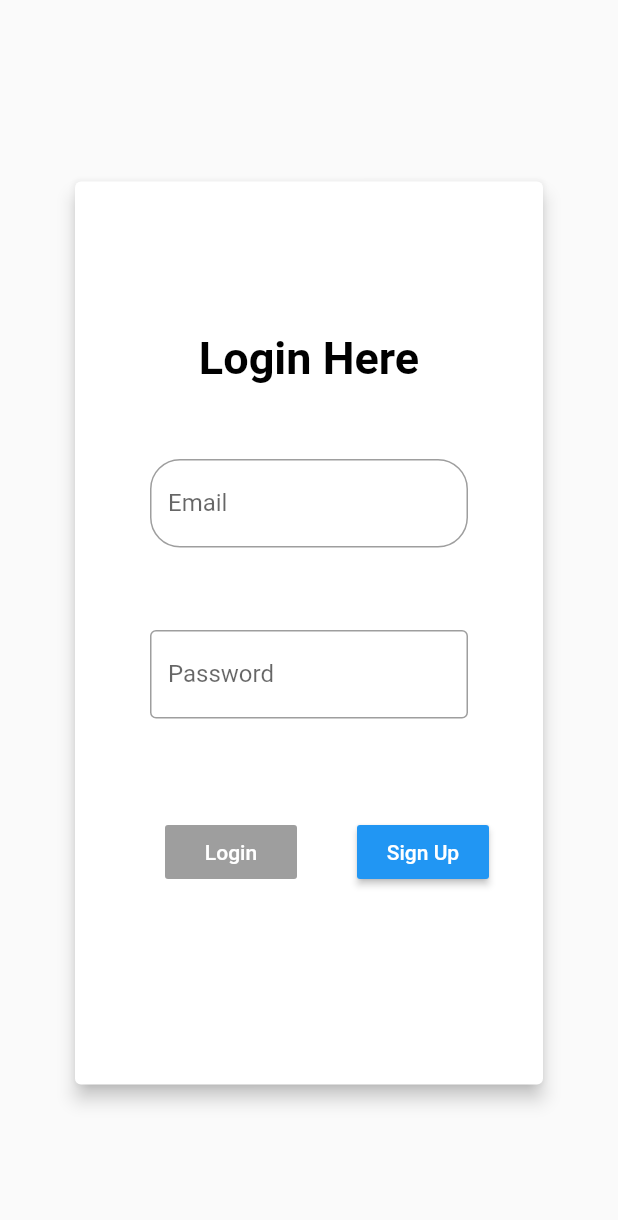
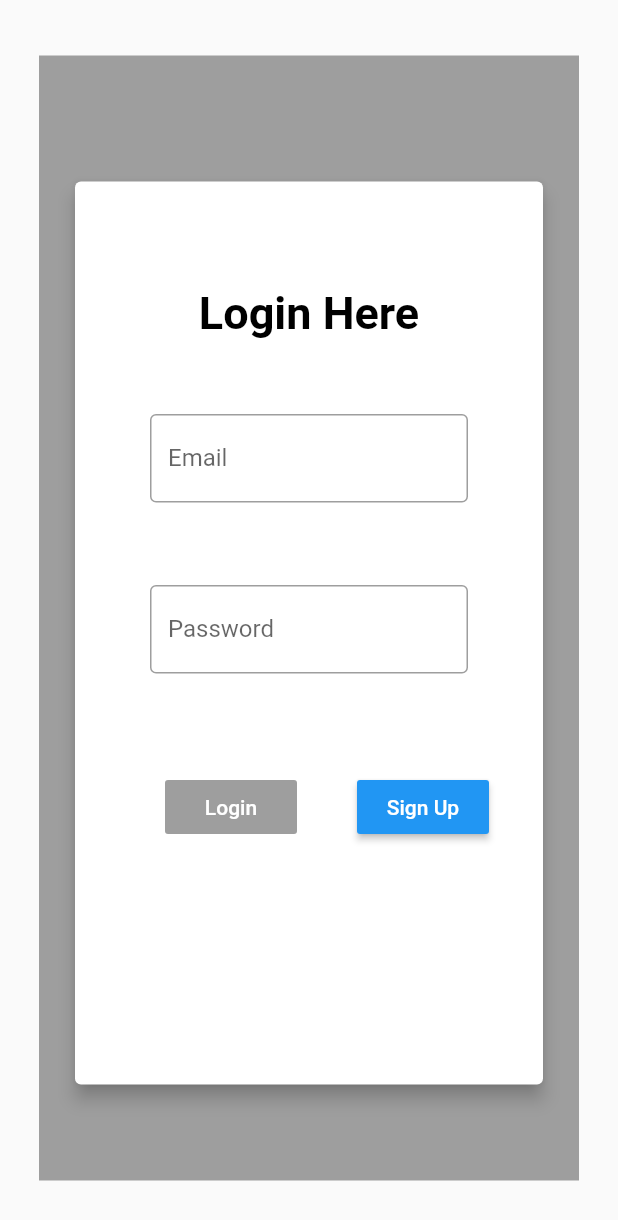
Before and after one commit to riyatyagi2021/Project, a Flutter app: the screen it shows after launch, on a phone screen of 412 x 824 dp. Shown: the top 1220 px of the screen. Run offline on Flutter 3.47's test engine with Material 2 defaults, Android fonts, the phone set to English and light mode, and no system bars; our stand-ins replace bloc, flutter_bloc, fluttertoast.

Commit message:
bloc____login

```diff
--- a/lib/Ui/login/login_event.dart
+++ b/lib/Ui/login/login_event.dart
@@ -3,7 +3,7 @@ abstract class LoginEvent {}
 
 class EmailEvent extends LoginEvent {
   late String email;
-  EmailEvent(this.email);
+  EmailEvent(this.email,);
 }
 
 
--- a/lib/Ui/login/login_state.dart
+++ b/lib/Ui/login/login_state.dart
@@ -1,11 +1,13 @@
 
 class LoginState{
   final bool isSuccess;
-  LoginState._(this.isSuccess);
+  final bool isEmailValid;
+  final bool isPasswordvalid;
+  LoginState._(this.isSuccess, this.isEmailValid, this.isPasswordvalid);
 
-  LoginState.onLogin(bool isSuccess): this._(isSuccess);
-  LoginState.onEmail(bool isSuccess): this._(isSuccess);
-  LoginState.onPassword(bool isSuccess): this._(isSuccess);
-  LoginState.onInit(): this._(false);
+  LoginState.onLogin(LoginState state, bool isSuccess): this._(isSuccess, state.isEmailValid, state.isPasswordvalid );
+  LoginState.onEmail(bool isEmailValid): this._(false, isEmailValid, false);
+  LoginState.onPassword(LoginState state, bool isPassword, bool isSuccess): this._(isSuccess, state.isEmailValid, isPassword);
+  LoginState.onInit(): this._(false, false, false);
 
 }
--- a/lib/Ui/login/login_view.dart
+++ b/lib/Ui/login/login_view.dart
@@ -2,26 +2,11 @@ import 'package:flutter/cupertino.dart';
 import 'package:flutter/material.dart';
 import 'package:flutter_bloc/flutter_bloc.dart';
 import 'package:fluttertoast/fluttertoast.dart';
+import 'package:project/Ui/home/home_view.dart';
 import 'package:project/Ui/login/login_bloc.dart';
 import 'package:project/Ui/login/login_event.dart';
 import 'package:project/Ui/login/login_state.dart';
 import 'package:project/Ui/signup/signup_view.dart';
-
-class MyApp extends StatelessWidget {
-  const MyApp({Key? key}) : super(key: key);
-  @override
-  Widget build(BuildContext context) {
-    return MaterialApp(
-      title: 'Flutter Demo',
-      theme: ThemeData(
-        primarySwatch: Colors.blue,
-      ),
-      home:  BlocProvider<LoginBloc>(
-          create: (context)=> LoginBloc(),child: Login()),
-    );
-  }
-}
-
 
 
 class Login extends StatefulWidget {
@@ -35,21 +20,33 @@ class Login extends StatefulWidget {
 
 class _LoginState extends State<Login> {
 
+
+  gotoHomepage(){
+    Navigator.pushReplacement(
+      context,
+      MaterialPageRoute(builder: (context) => Home()),
+    );
+  }
+
+
+
   @override
   Widget build(BuildContext context) {
     final LoginBloc loginbloc=BlocProvider.of<LoginBloc>(context);
     return Scaffold(
-      body: BlocBuilder<LoginBloc,LoginState>(
-          bloc: LoginBloc(),
+      body: BlocBuilder<LoginBloc, LoginState>(
+
           builder: (context,state){
         if(state.isSuccess){
-          Fluttertoast.showToast(msg: "successful");
+          Fluttertoast.showToast(msg: "successful",toastLength: Toast.LENGTH_SHORT);
         }
         return Center(
           child: Container(
             height: 750,
             width: 360,
+            color: Colors.grey,
             child: Container(
+             // color: Colors.blueGrey,
               margin: EdgeInsets.fromLTRB(20, 80, 20, 60),
               height: 200,
               width: 260,
@@ -62,7 +59,7 @@ class _LoginState extends State<Login> {
                       mainAxisAlignment: MainAxisAlignment.center,
                       children: [
                         Padding(
-                          padding: const EdgeInsets.only(top: 100.0),
+                          padding: const EdgeInsets.only(top: 70.0),
                           child: Text('Login Here',style: TextStyle(
                               fontSize: 30,fontWeight: FontWeight.bold,color: Colors.black
                           ),),
@@ -71,13 +68,11 @@ class _LoginState extends State<Login> {
                           margin: EdgeInsets.symmetric(horizontal: 50,vertical: 50),
                           child: TextField(
                            onChanged: (String email) => loginbloc.add(EmailEvent(email)),
-                            onSubmitted: (_){
-                             // loginbloc.add()
-                            },
+
                             keyboardType: TextInputType.emailAddress,
                             decoration: InputDecoration(
                               border: OutlineInputBorder(
-                                borderRadius: BorderRadius.circular(20),
+                               // borderRadius: BorderRadius.circular(20),
                               ),
                               labelText: 'Email',
                               hintText: 'Enter Your Email',
@@ -87,6 +82,8 @@ class _LoginState extends State<Login> {
                         Container(
                           margin: EdgeInsets.symmetric(horizontal: 50,vertical: 5),
                           child: TextField(
+                            onChanged: (String password) => loginbloc.add(PasswordEvent(password)),
+                            onSubmitted: (_){},
                             obscureText: true,
                             decoration: InputDecoration(
                               border: OutlineInputBorder(),
@@ -103,11 +100,12 @@ class _LoginState extends State<Login> {
                                 textColor: Colors.white,
                                 color: Colors.blue,
                                 child: Text('Login'),
-                                onPressed: null,
+                               onPressed: state.isSuccess ? gotoHomepage : null,
+
                                /* onPressed: (){
                                   Navigator.pushReplacement(
                                     context,
-                                    MaterialPageRoute(builder: (context) => PageSecond()),
+                                    MaterialPageRoute(builder: (context) => Home()),
                                   );
                                 },*/
                               ),
--- a/lib/Ui/splash/splash.dart
+++ b/lib/Ui/splash/splash.dart
@@ -37,6 +37,7 @@ class SplashScreenState extends State<MyHomePage> {
   @override
   Widget build(BuildContext context) {
     return Container(
+
         height: double.infinity,
         width: double.infinity,
         child:Image.asset('assets/images/cl.jpeg',fit: BoxFit.cover,)
```
Also changed, not shown: lib/Ui/home/home_view.dart (added, +15 -0 lines), lib/Ui/login/login_bloc.dart (+17 -10 lines), lib/Ui/architecturesample/bloc.dart (renamed from lib/Ui/architecturebutton/bloc.dart), lib/Ui/architecturesample/event.dart (renamed from lib/Ui/architecturebutton/event.dart), lib/Ui/architecturesample/state.dart (added), lib/Ui/architecturesample/view.dart (renamed from lib/Ui/architecturebutton/view.dart).
